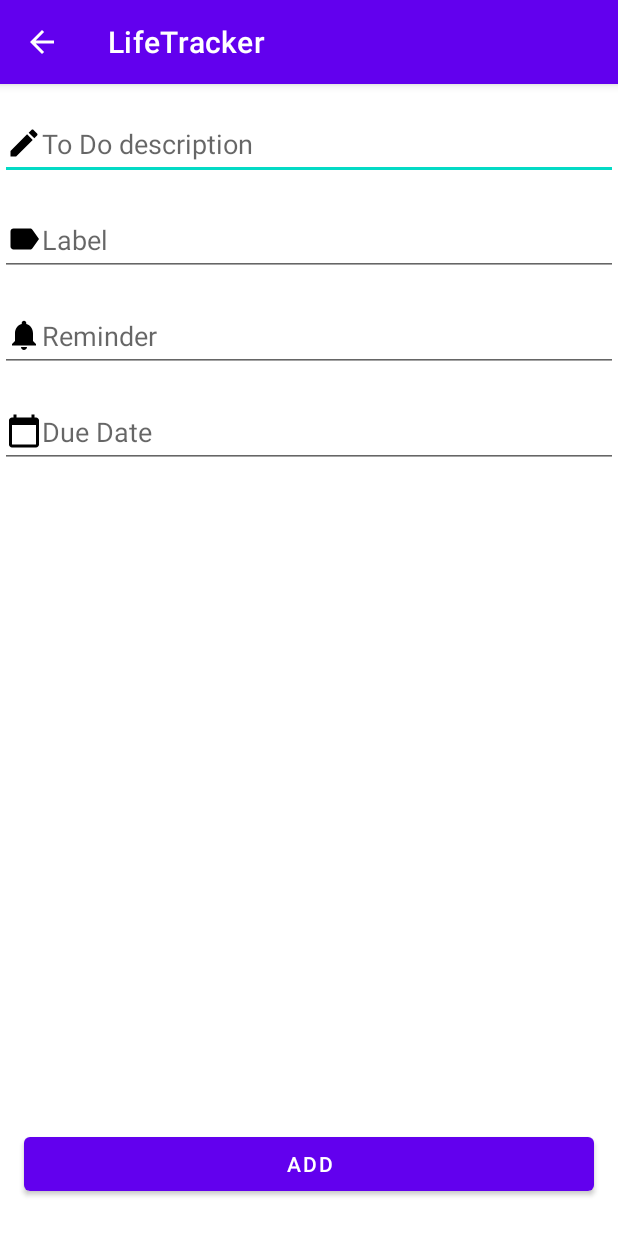
After one commit to ChaniotakisNikolaos/LifeTracker, an Android app: the AddToDoItemActivity screen opened directly, with no data from a screen before it, on a phone screen of 412 x 824 dp. The commit adds this screen. Run offline under Robolectric (Android 15) with nearby library versions, the phone set to English and light mode, and no system bars.

Commit message:
Add ToDo item activity

```diff
--- a/app/build.gradle
+++ b/app/build.gradle
@@ -29,9 +29,9 @@ android {
 
 dependencies {
 
-    implementation 'androidx.appcompat:appcompat:1.3.0'
-    implementation 'com.google.android.material:material:1.4.0'
-    implementation 'androidx.constraintlayout:constraintlayout:2.0.4'
+    implementation 'androidx.appcompat:appcompat:1.4.1'
+    implementation 'com.google.android.material:material:1.6.0'
+    implementation 'androidx.constraintlayout:constraintlayout:2.1.4'
     testImplementation 'junit:junit:4.13.2'
     androidTestImplementation 'androidx.test.ext:junit:1.1.3'
     androidTestImplementation 'androidx.test.espresso:espresso-core:3.4.0'
--- a/app/src/main/AndroidManifest.xml
+++ b/app/src/main/AndroidManifest.xml
@@ -14,6 +14,10 @@
         android:theme="@style/Theme.LifeTracker"
         tools:targetApi="31">
         <activity
+            android:name=".AddToDoItemActivity"
+            android:parentActivityName=".MainActivity"
+            android:exported="false" />
+        <activity
             android:name=".MainActivity"
             android:exported="true">
             <intent-filter>
--- /dev/null
+++ b/app/src/main/java/com/example/lifetracker/AddToDoItemActivity.java
@@ -0,0 +1,14 @@
+package com.example.lifetracker;
+
+import androidx.appcompat.app.AppCompatActivity;
+
+import android.os.Bundle;
+
+public class AddToDoItemActivity extends AppCompatActivity {
+
+    @Override
+    protected void onCreate(Bundle savedInstanceState) {
+        super.onCreate(savedInstanceState);
+        setContentView(R.layout.activity_add_to_do_item);
+    }
+}
--- a/app/src/main/java/com/example/lifetracker/MainActivity.java
+++ b/app/src/main/java/com/example/lifetracker/MainActivity.java
@@ -1,15 +1,14 @@
 package com.example.lifetracker;
+
+import android.content.Intent;
+import android.os.Bundle;
+import android.view.View;
 
 import androidx.appcompat.app.AppCompatActivity;
 import androidx.fragment.app.FragmentManager;
 import androidx.viewpager2.widget.ViewPager2;
 
-import android.os.Bundle;
-import android.widget.TableLayout;
-
 import com.google.android.material.tabs.TabLayout;
-
-import java.util.ArrayList;
 
 public class MainActivity extends AppCompatActivity {
 
@@ -53,4 +52,13 @@ public class MainActivity extends AppCompatActivity {
             }
         });
     }
+
+    /** Called when the user taps the plus button */
+    public void addToDoItem(View view) {
+        Intent intent = new Intent(this, AddToDoItemActivity.class);
+        //EditText editText = (EditText) findViewById(R.id.editTextTextPersonName);
+        //String message = editText.getText().toString();
+        //intent.putExtra(EXTRA_MESSAGE, message);
+        startActivity(intent);
+    }
 }
--- a/app/src/main/java/com/example/lifetracker/ToDoFragment.java
+++ b/app/src/main/java/com/example/lifetracker/ToDoFragment.java
@@ -1,5 +1,6 @@
 package com.example.lifetracker;
 
+import android.content.Intent;
 import android.os.Bundle;
 
 import androidx.fragment.app.Fragment;
@@ -74,4 +75,13 @@ public class ToDoFragment extends Fragment {
         recyclerView.setLayoutManager(new LinearLayoutManager(view.getContext()));
         return view;
     }
+
+    /** Called when the user taps the plus button */
+    public void addToDoItem(View view) {
+        Intent intent = new Intent(this.getContext(), AddToDoItemActivity.class);
+        //EditText editText = (EditText) findViewById(R.id.editTextTextPersonName);
+        //String message = editText.getText().toString();
+        //intent.putExtra(EXTRA_MESSAGE, message);
+        startActivity(intent);
+    }
 }
--- /dev/null
+++ b/app/src/main/res/drawable/ic_baseline_edit_24.xml
@@ -0,0 +1,5 @@
+<vector android:height="24dp" android:tint="#000000"
+    android:viewportHeight="24" android:viewportWidth="24"
+    android:width="24dp" xmlns:android="http://schemas.android.com/apk/res/android">
+    <path android:fillColor="@android:color/white" android:pathData="M3,17.25V21h3.75L17.81,9.94l-3.75,-3.75L3,17.25zM20.71,7.04c0.39,-0.39 0.39,-1.02 0,-1.41l-2.34,-2.34c-0.39,-0.39 -1.02,-0.39 -1.41,0l-1.83,1.83 3.75,3.75 1.83,-1.83z"/>
+</vector>
--- /dev/null
+++ b/app/src/main/res/drawable/ic_baseline_label_24.xml
@@ -0,0 +1,5 @@
+<vector android:height="24dp" android:tint="#000000"
+    android:viewportHeight="24" android:viewportWidth="24"
+    android:width="24dp" xmlns:android="http://schemas.android.com/apk/res/android">
+    <path android:fillColor="@android:color/white" android:pathData="M17.63,5.84C17.27,5.33 16.67,5 16,5L5,5.01C3.9,5.01 3,5.9 3,7v10c0,1.1 0.9,1.99 2,1.99L16,19c0.67,0 1.27,-0.33 1.63,-0.84L22,12l-4.37,-6.16z"/>
+</vector>
--- /dev/null
+++ b/app/src/main/res/layout/activity_add_to_do_item.xml
@@ -0,0 +1,78 @@
+<?xml version="1.0" encoding="utf-8"?>
+<androidx.constraintlayout.widget.ConstraintLayout xmlns:android="http://schemas.android.com/apk/res/android"
+    xmlns:app="http://schemas.android.com/apk/res-auto"
+    xmlns:tools="http://schemas.android.com/tools"
+    android:layout_width="match_parent"
+    android:layout_height="match_parent"
+    tools:context=".AddToDoItemActivity">
+
+    <EditText
+        android:id="@+id/toDoEditText"
+        android:layout_width="match_parent"
+        android:layout_height="wrap_content"
+        android:layout_marginTop="16dp"
+        android:drawableLeft="@drawable/ic_baseline_edit_24"
+        android:hint="To Do description"
+        android:importantForAutofill="no"
+        android:minHeight="48dp"
+        app:layout_constraintEnd_toEndOf="parent"
+        app:layout_constraintHorizontal_bias="0.0"
+        app:layout_constraintStart_toStartOf="parent"
+        app:layout_constraintTop_toTopOf="parent" />
+
+    <EditText
+        android:id="@+id/labelEditText"
+        android:layout_width="match_parent"
+        android:layout_height="wrap_content"
+        android:layout_marginTop="16dp"
+        android:drawableLeft="@drawable/ic_baseline_label_24"
+        android:hint="Label"
+        android:importantForAutofill="no"
+        android:minHeight="48dp"
+        app:layout_constraintEnd_toEndOf="parent"
+        app:layout_constraintHorizontal_bias="0.0"
+        app:layout_constraintStart_toStartOf="parent"
+        app:layout_constraintTop_toBottomOf="@+id/toDoEditText" />
+
+    <EditText
+        android:id="@+id/reminderEditText"
+        android:layout_width="match_parent"
+        android:layout_height="wrap_content"
+        android:layout_marginTop="16dp"
+        android:drawableLeft="@drawable/ic_baseline_notifications_24"
+        android:hint="Reminder"
+        android:importantForAutofill="no"
+        android:minHeight="48dp"
+        app:layout_constraintEnd_toEndOf="parent"
+        app:layout_constraintHorizontal_bias="0.0"
+        app:layout_constraintStart_toStartOf="parent"
+        app:layout_constraintTop_toBottomOf="@+id/labelEditText" />
+
+    <EditText
+        android:id="@+id/dueDateEditText"
+        android:layout_width="match_parent"
+        android:layout_height="wrap_content"
+        android:layout_marginTop="16dp"
+        android:drawableLeft="@drawable/calendar"
+        android:hint="Due Date"
+        android:importantForAutofill="no"
+        android:minHeight="48dp"
+        app:layout_constraintEnd_toEndOf="parent"
+        app:layout_constraintHorizontal_bias="1.0"
+        app:layout_constraintStart_toStartOf="parent"
+        app:layout_constraintTop_toBottomOf="@+id/reminderEditText" />
+
+    <Button
+        android:id="@+id/addToDoButton"
+        android:layout_width="0dp"
+        android:layout_height="wrap_content"
+        android:layout_marginStart="16dp"
+        android:layout_marginEnd="16dp"
+        android:layout_marginBottom="24dp"
+        android:text="Add"
+        app:layout_constraintBottom_toBottomOf="parent"
+        app:layout_constraintEnd_toEndOf="parent"
+        app:layout_constraintStart_toStartOf="parent" />
+
+
+</androidx.constraintlayout.widget.ConstraintLayout>
--- a/app/src/main/res/layout/fragment_to_do.xml
+++ b/app/src/main/res/layout/fragment_to_do.xml
@@ -25,6 +25,7 @@
         android:layout_marginBottom="8dp"
         android:clickable="true"
         android:contentDescription="plus button"
+        android:onClick="addToDoItem"
         android:src="@drawable/ic_baseline_add_24"
         app:layout_constraintBottom_toBottomOf="parent"
         app:layout_constraintEnd_toEndOf="parent" />
```
